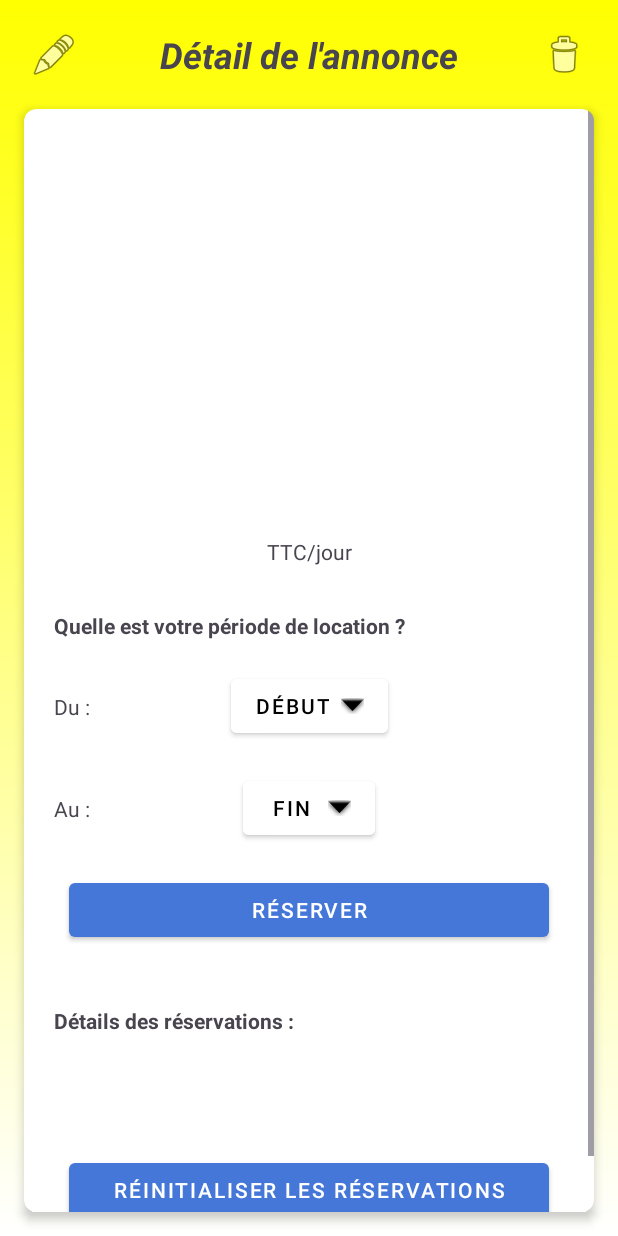
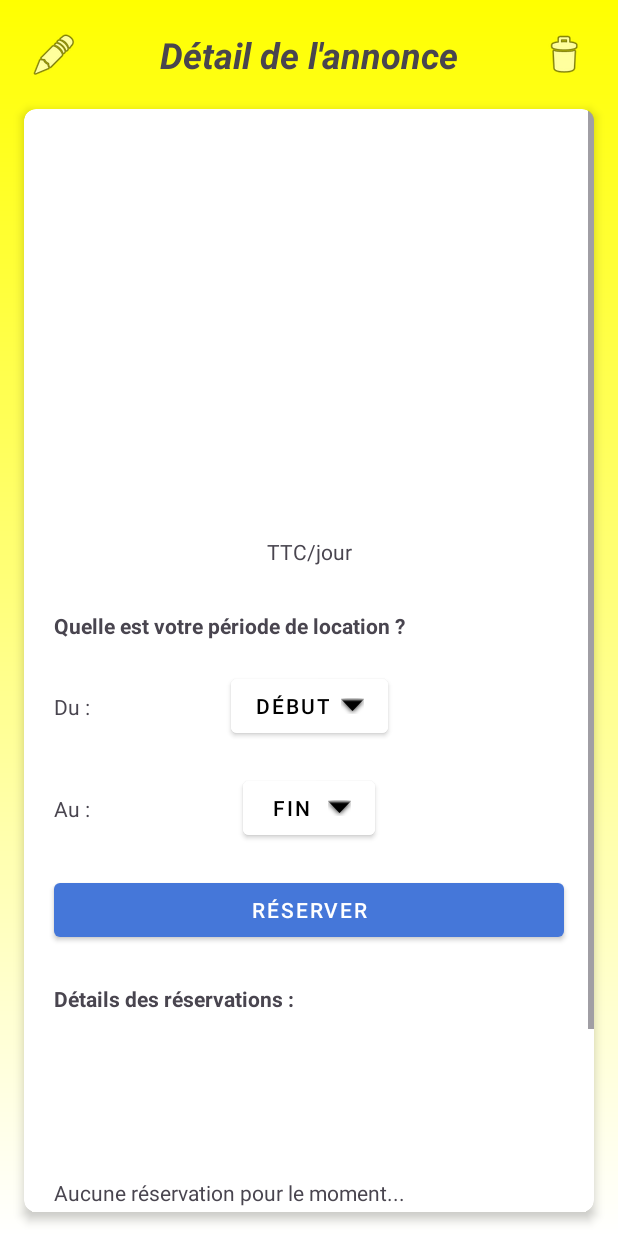
Before and after one commit to martinez-guillaume/Loue-Tout-Facile, an Android app: the fragment DetailAnnouncementFragment placed in its activity, on a phone screen of 412 x 824 dp. Run offline under Robolectric (Android 15) with nearby library versions, the phone set to English and light mode, and no system bars; our stand-ins replace Dagger/Hilt's generated code, Picasso; pictures from the network do not load.

Commit message:
added delete fonction and fonction's on the calendar on Detail Fragment

```diff
--- a/app/src/main/res/layout/fragment_detail_announcement.xml
+++ b/app/src/main/res/layout/fragment_detail_announcement.xml
@@ -62,7 +62,8 @@
 
             <androidx.constraintlayout.widget.ConstraintLayout
                 android:layout_width="match_parent"
-                android:layout_height="wrap_content">
+                android:layout_height="wrap_content"
+                android:paddingBottom="30dp">
 
                 <TextView
                     android:id="@+id/tv_title_details_announcement_fragment"
@@ -191,9 +192,9 @@
                     style="@style/CustomMaterialButton"
                     android:layout_width="0dp"
                     android:layout_height="wrap_content"
-                    android:layout_marginStart="30dp"
+                    android:layout_marginStart="20dp"
                     android:layout_marginTop="20dp"
-                    android:layout_marginEnd="30dp"
+                    android:layout_marginEnd="20dp"
                     android:text="Réserver"
                     app:layout_constraintEnd_toEndOf="parent"
                     app:layout_constraintStart_toStartOf="parent"
@@ -204,37 +205,52 @@
                     android:layout_width="wrap_content"
                     android:layout_height="wrap_content"
                     android:layout_marginStart="20dp"
-                    android:layout_marginTop="40dp"
+                    android:layout_marginTop="25dp"
                     android:text="Détails des réservations :"
                     android:textStyle="bold"
                     app:layout_constraintStart_toStartOf="parent"
                     app:layout_constraintTop_toBottomOf="@+id/btn_reservation_details_announcement_fragment" />
 
-                <TextView
-                    android:id="@+id/tv_date_reservation_and_name_detail_announcement_fragment"
-                    android:layout_width="0dp"
-                    android:layout_height="wrap_content"
+                <androidx.recyclerview.widget.RecyclerView
+                    android:id="@+id/rv_reservation_detail_announcement_fragment"
+                    android:layout_width="match_parent"
+                    android:layout_height="150dp"
                     android:layout_marginStart="20dp"
-                    android:layout_marginTop="20dp"
+                    android:layout_marginTop="25dp"
                     android:layout_marginEnd="20dp"
                     app:layout_constraintEnd_toEndOf="parent"
                     app:layout_constraintStart_toStartOf="parent"
                     app:layout_constraintTop_toBottomOf="@+id/tv_title_detail_reservation_detail_announcement_fragment" />
+
+
+                <TextView
+                    android:id="@+id/tv_no_reservation_detail_fragment"
+                    android:layout_width="wrap_content"
+                    android:layout_height="wrap_content"
+                    android:layout_marginStart="20dp"
+                    android:layout_marginTop="20dp"
+                    android:layout_marginBottom="30dp"
+                    android:paddingBottom="0dp"
+                    android:text="Aucune réservation pour le moment..."
+                    app:layout_constraintBottom_toBottomOf="parent"
+                    app:layout_constraintStart_toStartOf="parent"
+                    app:layout_constraintTop_toBottomOf="@+id/tv_title_detail_reservation_detail_announcement_fragment" />
+
 
                 <Button
                     android:id="@+id/btn_reinitialisation_detail_announcement_fragment"
                     style="@style/CustomMaterialButton"
                     android:layout_width="0dp"
                     android:layout_height="wrap_content"
-                    android:layout_marginStart="30dp"
-                    android:layout_marginTop="40dp"
-                    android:layout_marginEnd="30dp"
-                    android:layout_marginBottom="30dp"
+                    android:layout_marginStart="20dp"
+                    android:layout_marginTop="25dp"
+                    android:layout_marginEnd="20dp"
                     android:text="Réinitialiser les réservations"
                     app:layout_constraintBottom_toBottomOf="parent"
                     app:layout_constraintEnd_toEndOf="parent"
                     app:layout_constraintStart_toStartOf="parent"
-                    app:layout_constraintTop_toBottomOf="@+id/tv_date_reservation_and_name_detail_announcement_fragment" />
+                    app:layout_constraintTop_toBottomOf="@+id/rv_reservation_detail_announcement_fragment" />
+
 
             </androidx.constraintlayout.widget.ConstraintLayout>
         </ScrollView>
--- a/app/src/main/res/values/dimens.xml
+++ b/app/src/main/res/values/dimens.xml
@@ -1,5 +1,5 @@
 <?xml version="1.0" encoding="utf-8"?>
 <resources>
     <!-- Other dimensions -->
-    <dimen name="margin_20dp">250dp</dimen>
+    <dimen name="margin_20dp">0dp</dimen>
 </resources>
```
Also changed, not shown: app/src/main/java/com/example/louetoutfacile/network/Injectable.kt (+0 -16 lines), app/src/main/java/com/example/louetoutfacile/network/roomImpl.kt (+14 -0 lines), app/src/main/java/com/example/louetoutfacile/ui/detailsArticle/DetailAnnouncementFragment.kt (+94 -37 lines), app/src/main/java/com/example/louetoutfacile/ui/detailsArticle/DetailsAnnouncementViewModel.kt (+68 -21 lines), app/src/main/java/com/example/louetoutfacile/ui/detailsArticle/ReservationListAdapter.kt (added, +58 -0 lines), app/src/main/res/layout/item_reservation.xml (added, +49 -0 lines), app/src/main/java/roomImpl.kt (deleted).
